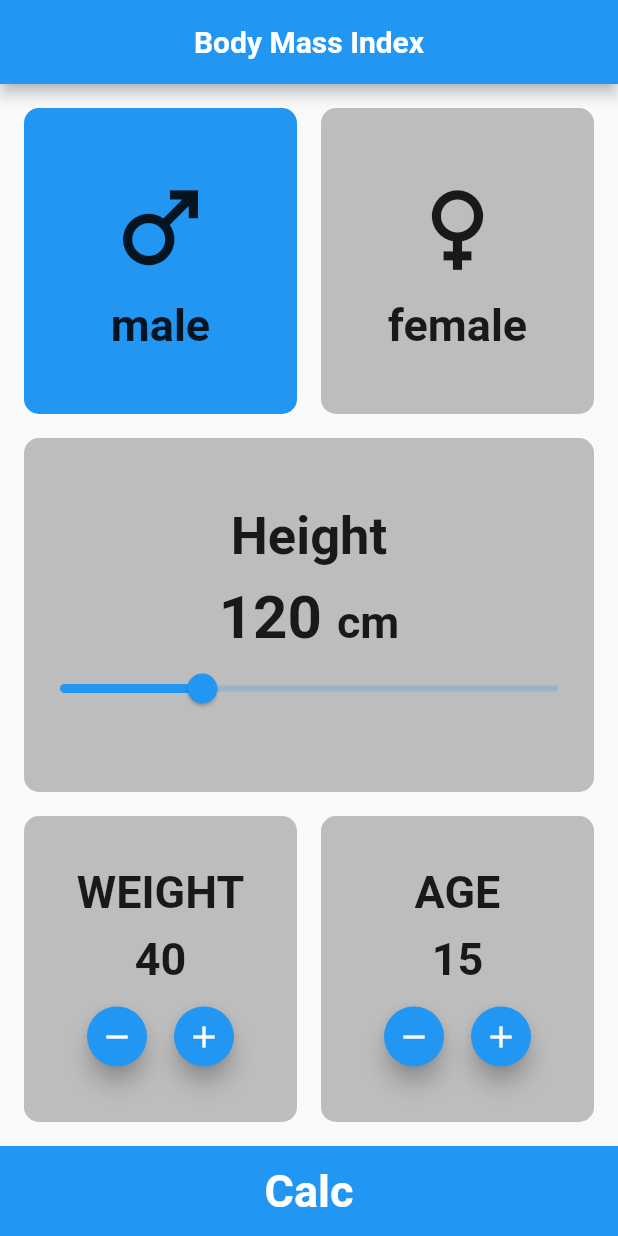
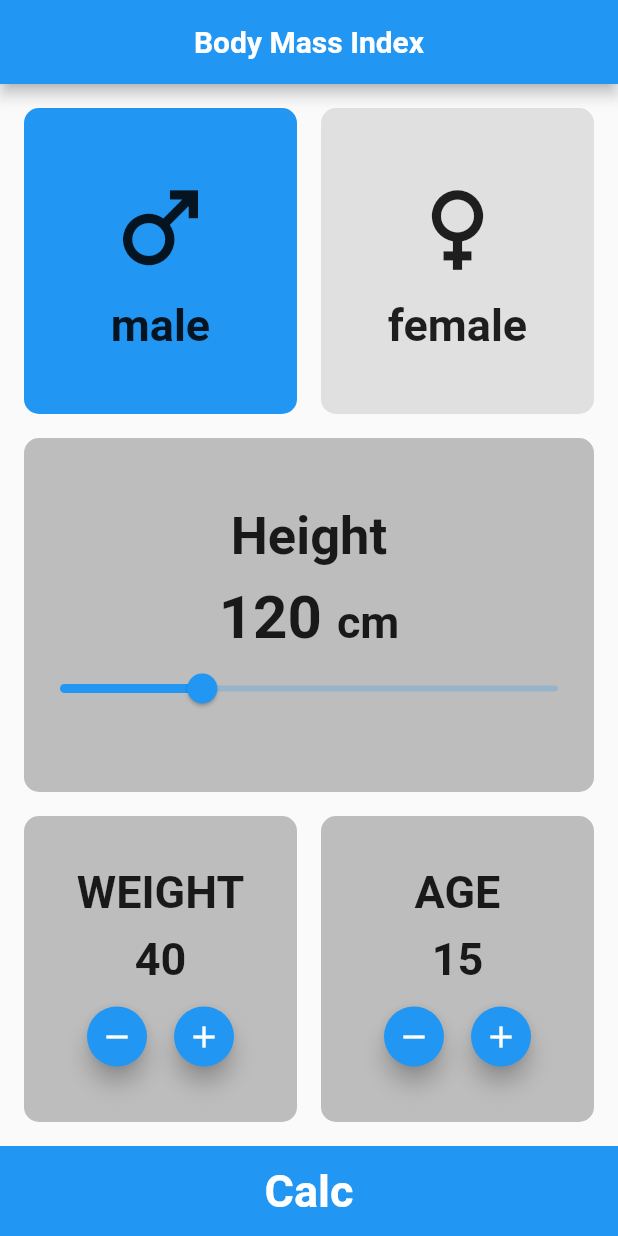
Before and after one commit to Esmail-Sameh/BMI_Calc, a Flutter app: the screen it shows after launch, on a phone screen of 412 x 824 dp. Run offline on Flutter 3.47's test engine with Material 2 defaults, Android fonts, the phone set to English and light mode, and no system bars; our stand-ins replace bloc, flutter_bloc.

Commit message:
add class color

```diff
--- a/lib/main.dart
+++ b/lib/main.dart
@@ -34,6 +34,7 @@ class App extends StatelessWidget {
             ),
           ),
         ),
+
       )
     );
   }
--- a/lib/screens/home.dart
+++ b/lib/screens/home.dart
@@ -34,7 +34,7 @@ class Home extends StatelessWidget {
                                           .grey[400],
                                       borderRadius: BorderRadius.circular(10),
                                     ),
-                                    child: Column(
+                                    child: Column (
                                       mainAxisAlignment: MainAxisAlignment
                                           .center,
                                       children: [
@@ -59,7 +59,7 @@ class Home extends StatelessWidget {
                                 },
                                 child: Container(
                                   decoration: BoxDecoration(
-                                    color: BmiCubit.get(context).isMail ? Colors.grey[400] : Colors.blue,
+                                    color: BmiCubit.get(context).isMail ? Colors.grey[300] : Colors.blue,
                                     borderRadius: BorderRadius.circular(10),
                                   ),
                                   child: Column(
```
Also changed, not shown: lib/constants/colors.dart (added, +13 -0 lines).
